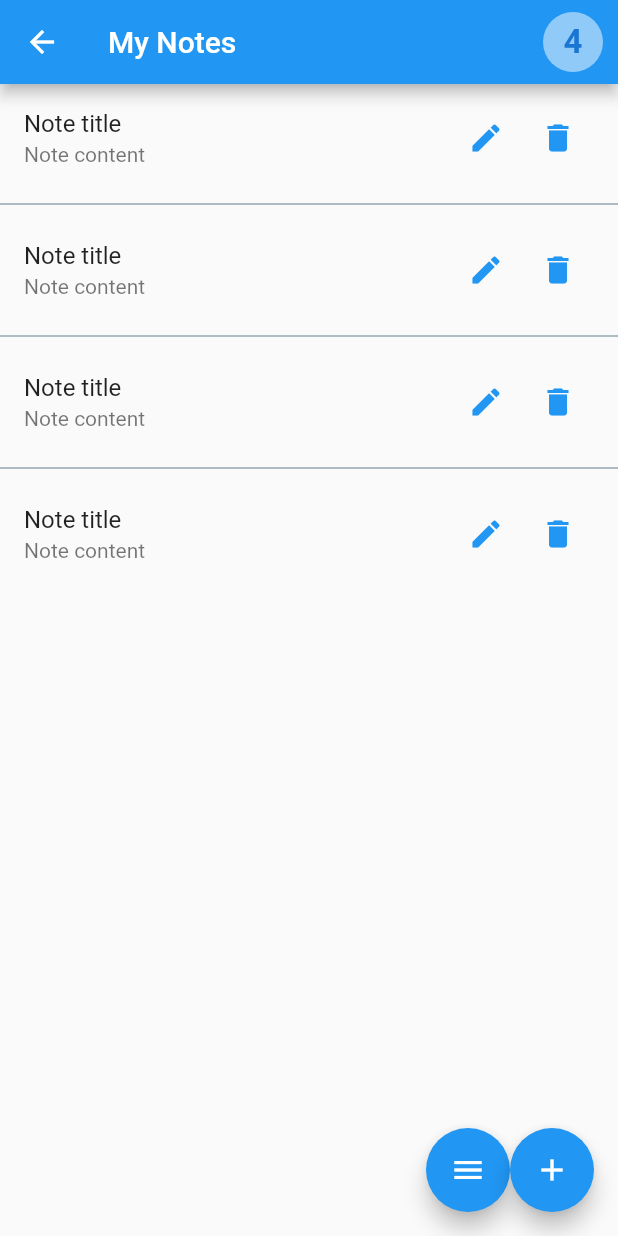
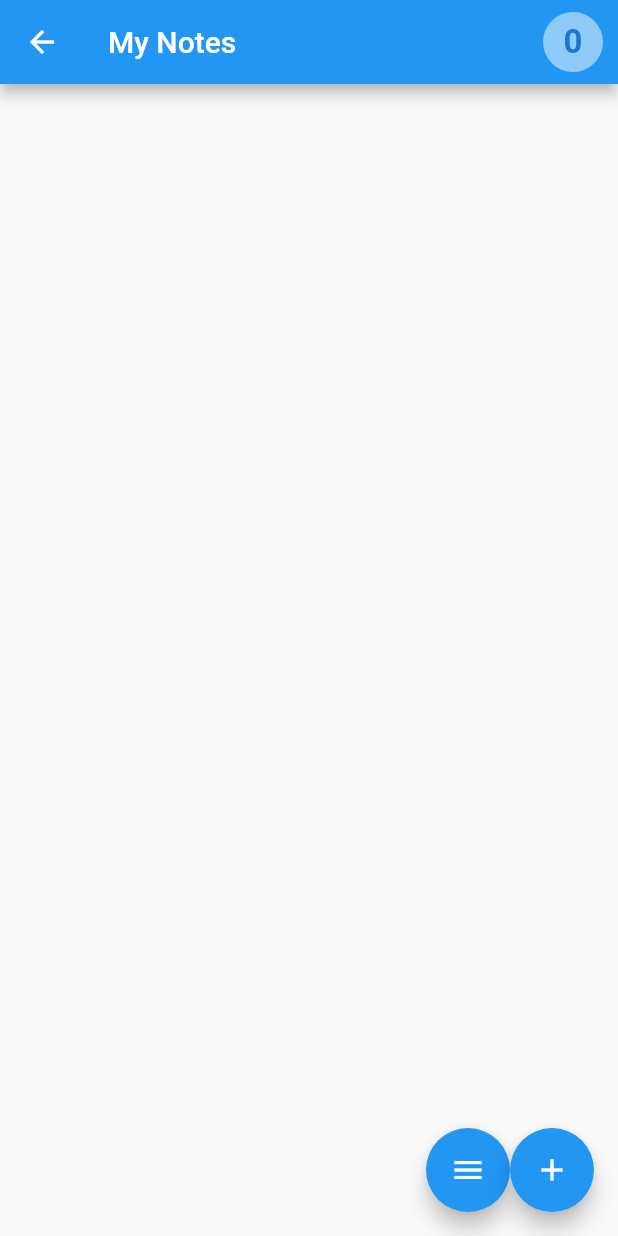
Before and after one commit to Kwiyos/map-exam, a Flutter app: the HomeScreen screen opened by its route, after a tap on the "menu" icon, on a phone screen of 412 x 824 dp. Run offline on Flutter 3.47's test engine with Material 2 defaults, Android fonts, the phone set to English and light mode, and no system bars; our stand-ins replace bloc, cloud_firestore, equatable, firebase_auth, firebase_core, flutter_bloc; accounts and stored records are empty.

Commit message:
Task B2 completed

```diff
--- /dev/null
+++ b/lib/home/bloc/home_bloc.dart
@@ -0,0 +1,33 @@
+import 'dart:async';
+
+import 'package:bloc/bloc.dart';
+import 'package:equatable/equatable.dart';
+import 'package:cloud_firestore/cloud_firestore.dart';
+
+import '../../note.dart';
+import '../home_repository.dart';
+
+part 'home_event.dart';
+
+part 'home_state.dart';
+
+class HomeBloc extends Bloc<HomeEvent, HomeState> {
+  final HomeRepository _homeRepository;
+
+  HomeBloc(this._homeRepository) : super(HomeInitial()) {
+    on<onInitialize>(_onInitialize);
+  }
+
+  Future<FutureOr<void>> _onInitialize(onInitialize event, Emitter<HomeState> emit) async {
+    await emit.forEach(_homeRepository.getNoteStream(), onData: (QuerySnapshot data) {
+      final noteList = data.docs.map((e) => Note.fromJson(e.data() as Map<String, dynamic>)).toList();
+      if (state is HomeLoaded) {
+        return (state as HomeLoaded).copyWith(noteList: noteList);
+      } else {
+        return HomeLoaded(noteList: noteList);
+      }
+    }, onError: (e, s) {
+      return HomeInitial();
+    });
+  }
+}
--- /dev/null
+++ b/lib/home/bloc/home_event.dart
@@ -0,0 +1,10 @@
+part of 'home_bloc.dart';
+
+abstract class HomeEvent extends Equatable {
+  const HomeEvent();
+}
+
+class onInitialize extends HomeEvent{
+  @override
+  List<Object?> get props => [];
+}
--- /dev/null
+++ b/lib/home/bloc/home_state.dart
@@ -0,0 +1,27 @@
+part of 'home_bloc.dart';
+
+abstract class HomeState extends Equatable {
+  const HomeState();
+}
+
+class HomeInitial extends HomeState {
+  @override
+  List<Object> get props => [];
+}
+
+class HomeLoaded extends HomeState {
+  final List<Note> noteList;
+
+  const HomeLoaded({required this.noteList});
+
+  @override
+  List<Object?> get props => [noteList];
+
+  HomeLoaded copyWith({
+    List<Note>? noteList,
+  }) {
+    return HomeLoaded(
+      noteList: noteList ?? this.noteList,
+    );
+  }
+}
--- /dev/null
+++ b/lib/home/home_repository.dart
@@ -0,0 +1,9 @@
+import 'package:cloud_firestore/cloud_firestore.dart';
+import 'package:firebase_auth/firebase_auth.dart';
+
+class HomeRepository {
+  Stream<QuerySnapshot> getNoteStream() {
+    final userEmail = FirebaseAuth.instance.currentUser?.email;
+    return FirebaseFirestore.instance.collection('notes').where('createdBy', isEqualTo: userEmail).snapshots();
+  }
+}
--- /dev/null
+++ b/lib/home/home_screen.dart
@@ -0,0 +1,97 @@
+import 'package:flutter/material.dart';
+import 'package:flutter_bloc/flutter_bloc.dart';
+import 'package:map_exam/note.dart';
+
+import 'bloc/home_bloc.dart';
+
+class HomeScreen extends StatefulWidget {
+  static Route route() => MaterialPageRoute(builder: (_) => const HomeScreen());
+
+  const HomeScreen({Key? key}) : super(key: key);
+
+  @override
+  State<HomeScreen> createState() => _HomeScreenState();
+}
+
+class _HomeScreenState extends State<HomeScreen> {
+  @override
+  Widget build(BuildContext context) {
+    return BlocBuilder<HomeBloc, HomeState>(
+      builder: (context, state) {
+        return Scaffold(
+          appBar: AppBar(
+            title: const Text('My Notes'),
+            actions: [
+              CircleAvatar(
+                backgroundColor: Colors.blue.shade200,
+                child: Text(
+                  (state is HomeLoaded) ? state.noteList.length.toString() : '0',
+                  style: TextStyle(fontWeight: FontWeight.bold, fontSize: 22.0),
+                ),
+              ),
+              const SizedBox(
+                width: 10,
+              ),
+            ],
+          ),
+          body: ListView.separated(
+            itemCount: (state is HomeLoaded) ? state.noteList.length : 0,
+            separatorBuilder: (context, index) => const Divider(
+              color: Colors.blueGrey,
+            ),
+            itemBuilder: (context, index) => ListTile(
+              // trailing: SizedBox(
+              //   width: 110.0,
+              //   child: Row(
+              //     mainAxisAlignment: MainAxisAlignment.end,
+              //     children: [
+              //       IconButton(
+              //         icon: const Icon(Icons.edit, color: Colors.blue),
+              //         onPressed: () {},
+              //       ),
+              //       IconButton(
+              //         icon: const Icon(
+              //           Icons.delete,
+              //           color: Colors.blue,
+              //         ),
+              //         onPressed: () {},
+              //       ),
+              //     ],
+              //   ),
+              // ),
+              title: Text((state as HomeLoaded).noteList[index].title ?? 'null'),
+              subtitle: Text(state.noteList[index].content ?? 'null'),
+              onTap: () {},
+              onLongPress: () {},
+            ),
+          ),
+          floatingActionButton: Row(
+            mainAxisAlignment: MainAxisAlignment.end,
+            children: [
+              FloatingActionButton(
+                  heroTag: 'showButton',
+                  child: const Icon(Icons.menu),
+                  tooltip: 'Show less. Hide notes content',
+                  onPressed: () {}),
+
+              /* Notes: for the "Show More" icon use: Icons.menu */
+
+              FloatingActionButton(
+                heroTag: 'addButton',
+                child: const Icon(Icons.add),
+                tooltip: 'Add a new note',
+                onPressed: () {},
+              ),
+            ],
+          ),
+        );
+      },
+    );
+  }
+
+  @override
+  void initState() {
+    super.initState();
+    context.read<HomeBloc>().add(onInitialize());
+  }
+}
--- a/lib/home_screen.dart
+++ /dev/null
@@ -1,77 +0,0 @@
-import 'package:flutter/material.dart';
-
-class HomeScreen extends StatelessWidget {
-  static Route route() => MaterialPageRoute(builder: (_) => const HomeScreen());
-  const HomeScreen({Key? key}) : super(key: key);
-
-  @override
-  Widget build(BuildContext context) {
-    return Scaffold(
-      appBar: AppBar(
-        title: const Text('My Notes'),
-        actions: [
-          CircleAvatar(
-            backgroundColor: Colors.blue.shade200,
-            child: const Text(
-              '4',
-              style: TextStyle(fontWeight: FontWeight.bold, fontSize: 22.0),
-            ),
-          ),
-          const SizedBox(
-            width: 10,
-          ),
-        ],
-      ),
-      body: ListView.separated(
-        itemCount: 4,
-        separatorBuilder: (context, index) => const Divider(
-          color: Colors.blueGrey,
-        ),
-        itemBuilder: (context, index) => ListTile(
-          trailing: SizedBox(
-            width: 110.0,
-            child: Row(
-              mainAxisAlignment: MainAxisAlignment.end,
-              children: [
-                IconButton(
-                  icon: const Icon(Icons.edit, color: Colors.blue),
-                  onPressed: () {},
-                ),
-                IconButton(
-                  icon: const Icon(
-                    Icons.delete,
-                    color: Colors.blue,
-                  ),
-                  onPressed: () {},
-                ),
-              ],
-            ),
-          ),
-          title: const Text('Note title'),
-          subtitle: const Text('Note content'),
-          onTap: () {},
-          onLongPress: () {},
-        ),
-      ),
-      floatingActionButton: Row(
-        mainAxisAlignment: MainAxisAlignment.end,
-        children: [
-          FloatingActionButton(
-            heroTag: 'showButton',
-              child: const Icon(Icons.menu),
-              tooltip: 'Show less. Hide notes content',
-              onPressed: () {}),
-
-          /* Notes: for the "Show More" icon use: Icons.menu */
-
-          FloatingActionButton(
-            heroTag: 'addButton',
-            child: const Icon(Icons.add),
-            tooltip: 'Add a new note',
-            onPressed: () {},
-          ),
-        ],
-      ),
-    );
-  }
-}
--- a/lib/main.dart
+++ b/lib/main.dart
@@ -1,12 +1,14 @@
 import 'package:firebase_core/firebase_core.dart';
 import 'package:flutter/material.dart';
 import 'package:flutter_bloc/flutter_bloc.dart';
+import 'package:map_exam/home/bloc/home_bloc.dart';
+import 'package:map_exam/home/home_repository.dart';
 
 import 'login/bloc/login_bloc.dart';
 import 'login/login_repository.dart';
 import 'login/login_screen.dart';
 import 'firebase/firebase_options.dart';
-import 'home_screen.dart';
+import 'home/home_screen.dart';
 import 'edit_screen.dart';
 
 Future<void> main() async {
@@ -30,7 +32,7 @@ class App extends StatelessWidget {
       ),
       routes: {
         '/login': (context) => BlocProvider(create: (_) => LoginBloc(LoginRepository()), child: const LoginScreen()),
-        '/home': (context) => const HomeScreen()
+        '/home': (context) => BlocProvider(create: (_) => HomeBloc(HomeRepository()), child: const HomeScreen()),
       },
       initialRoute: '/login',
       //home: const HomeScreen(),
```
Also changed, not shown: 2 other files.
